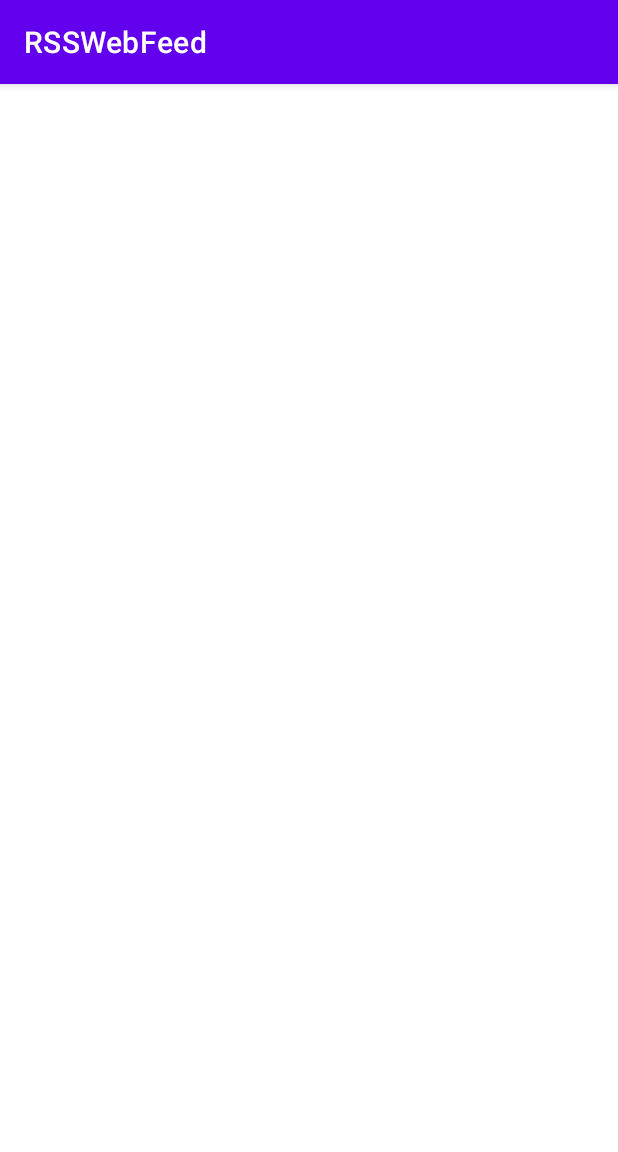
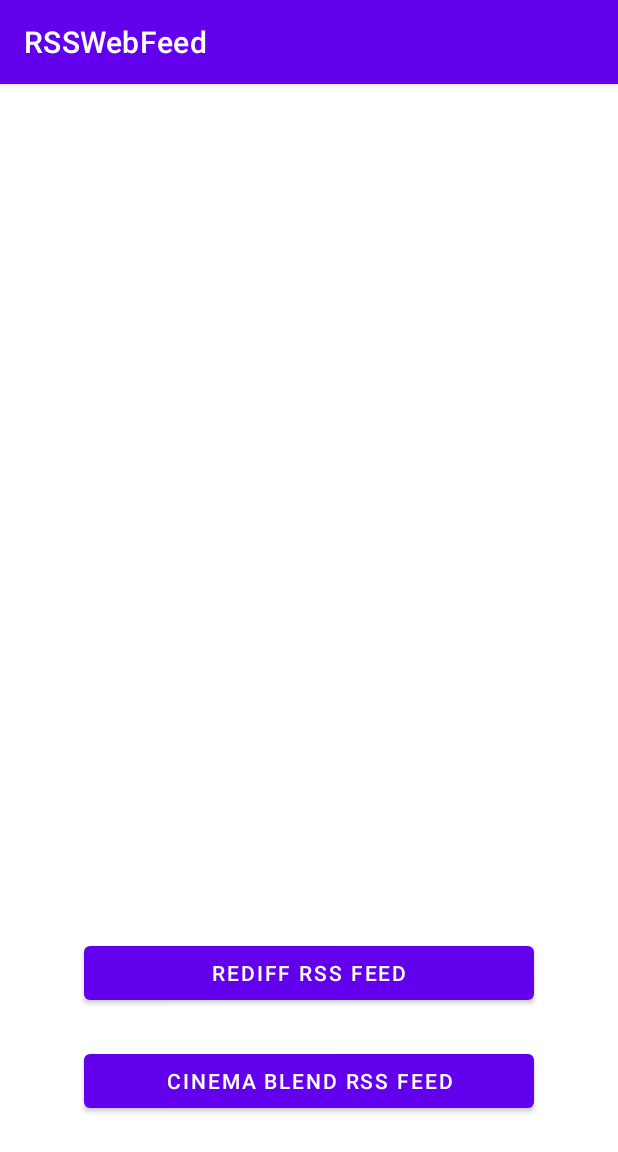
Before and after one commit to FinityM/Ubiquitous-ComputingAssignment, an Android app: the screen it shows after launch (MainActivity), on a phone screen of 412 x 824 dp. Shown: the top 1152 px of the screen. Run offline under Robolectric (Android 15) with nearby library versions, the phone set to English and light mode, and no system bars.

Commit message:
Update activity_main.xml
Added temporary buttons for rss reader that will be changed later to an edittext that will read a url

```diff
--- a/RSSWebFeed/app/src/main/res/layout/activity_main.xml
+++ b/RSSWebFeed/app/src/main/res/layout/activity_main.xml
@@ -4,4 +4,41 @@
     xmlns:tools="http://schemas.android.com/tools"
     android:layout_width="match_parent"
     android:layout_height="match_parent"
-    tools:context=".MainActivity"/>
+    tools:context=".MainActivity">
+
+    <Button
+        android:id="@+id/btnRediff"
+        android:layout_width="300dp"
+        android:layout_height="wrap_content"
+        android:layout_alignParentBottom="true"
+        android:layout_centerHorizontal="true"
+        android:layout_marginStart="55dp"
+        android:layout_marginTop="550dp"
+        android:layout_marginEnd="56dp"
+        android:layout_marginBottom="133dp"
+        android:text="REDIFF RSS FEED"
+        app:layout_constraintBottom_toBottomOf="parent"
+        app:layout_constraintEnd_toEndOf="parent"
+        app:layout_constraintHorizontal_bias="0.5"
+        app:layout_constraintStart_toStartOf="parent"
+        app:layout_constraintTop_toTopOf="parent" />
+
+    <Button
+        android:id="@+id/btnCinemaBlend"
+        android:layout_width="300dp"
+        android:layout_height="wrap_content"
+        android:layout_alignStart="@+id/btnRediff"
+        android:layout_alignLeft="@+id/btnRediff"
+        android:layout_alignParentBottom="true"
+        android:layout_marginStart="55dp"
+        android:layout_marginTop="622dp"
+        android:layout_marginEnd="56dp"
+        android:layout_marginBottom="61dp"
+        android:text="CINEMA BLEND RSS FEED"
+        app:layout_constraintBottom_toBottomOf="parent"
+        app:layout_constraintEnd_toEndOf="parent"
+        app:layout_constraintHorizontal_bias="0.5"
+        app:layout_constraintStart_toStartOf="parent"
+        app:layout_constraintTop_toTopOf="parent" />
+
+</androidx.constraintlayout.widget.ConstraintLayout>
```
